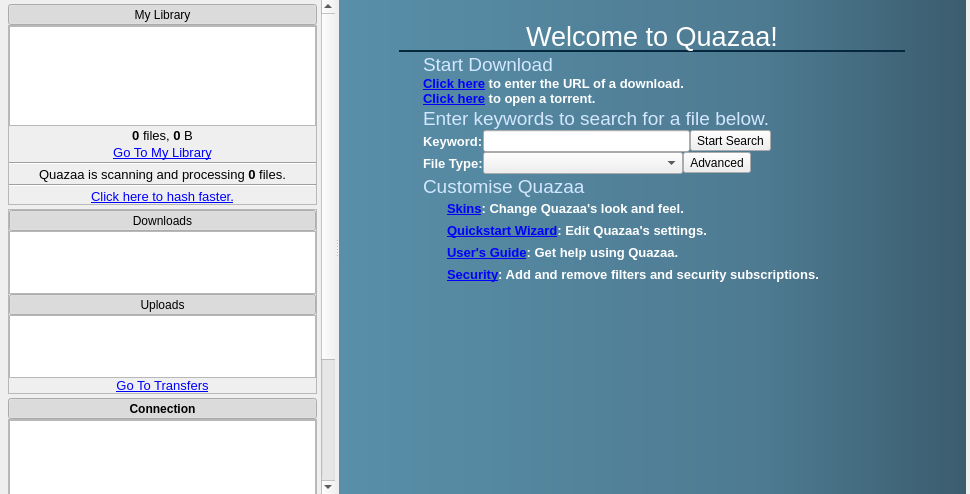
This is Quazaa/UI/widgethome.ui in c3c/quazaa as Qt 5 draws it before an edit. The edited form follows.
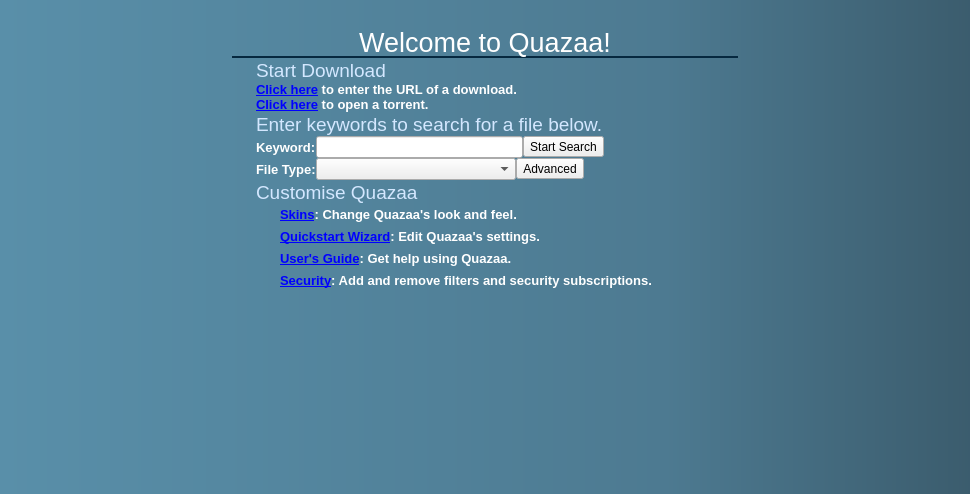
This is the edited form. Icons and pictures are not drawn.

Commit message: Changed settings to properly save chat splitters and channel order in tree. Removed unnecessary elements from home tab.

What changed in the file:
```diff
--- a/Quazaa/UI/widgethome.ui
+++ b/Quazaa/UI/widgethome.ui
@@ -24,592 +24,11 @@
 	border-image: url(:/Resource/screen.png);
 }</string>
   </property>
-  <layout class="QVBoxLayout" name="verticalLayout_2">
-   <property name="spacing">
-    <number>0</number>
-   </property>
-   <property name="leftMargin">
-    <number>4</number>
-   </property>
-   <property name="topMargin">
-    <number>0</number>
-   </property>
-   <property name="rightMargin">
-    <number>4</number>
-   </property>
-   <property name="bottomMargin">
-    <number>0</number>
-   </property>
-   <item>
-    <widget class="QSplitter" name="splitterHome">
-     <property name="contextMenuPolicy">
-      <enum>Qt::CustomContextMenu</enum>
-     </property>
-     <property name="orientation">
-      <enum>Qt::Horizontal</enum>
-     </property>
-     <widget class="QFrame" name="frameHomeSidebar">
-      <property name="frameShape">
-       <enum>QFrame::NoFrame</enum>
-      </property>
-      <property name="frameShadow">
-       <enum>QFrame::Raised</enum>
-      </property>
       <layout class="QVBoxLayout" name="verticalLayout">
-       <property name="spacing">
-        <number>0</number>
-       </property>
        <property name="margin">
         <number>0</number>
        </property>
        <item>
-        <widget class="QScrollArea" name="scrollAreaHomeSidebar">
-         <property name="frameShape">
-          <enum>QFrame::NoFrame</enum>
-         </property>
-         <property name="widgetResizable">
-          <bool>true</bool>
-         </property>
-         <widget class="QFrame" name="frameHomeSidebarContents">
-          <property name="geometry">
-           <rect>
-            <x>0</x>
-            <y>0</y>
-            <width>315</width>
-            <height>697</height>
-           </rect>
-          </property>
-          <layout class="QGridLayout" name="gridLayoutScrollAreaHomeSidebar">
-           <property name="margin">
-            <number>4</number>
-           </property>
-           <property name="spacing">
-            <number>4</number>
-           </property>
-           <item row="3" column="0">
-            <widget class="QFrame" name="frameTransfersTask">
-             <property name="sizePolicy">
-              <sizepolicy hsizetype="Preferred" vsizetype="Preferred">
-               <horstretch>0</horstretch>
-               <verstretch>0</verstretch>
-              </sizepolicy>
-             </property>
-             <property name="maximumSize">
-              <size>
-               <width>16777215</width>
-               <height>185</height>
-              </size>
-             </property>
-             <property name="frameShape">
-              <enum>QFrame::StyledPanel</enum>
-             </property>
-             <property name="frameShadow">
-              <enum>QFrame::Sunken</enum>
-             </property>
-             <layout class="QGridLayout" name="gridLayout_81">
-              <property name="margin">
-               <number>0</number>
-              </property>
-              <property name="spacing">
-               <number>0</number>
-              </property>
-              <item row="6" column="0">
-               <widget class="QLabel" name="labelTransfersTaskLink">
-                <property name="text">
-                 <string>&lt;!DOCTYPE HTML PUBLIC &quot;-//W3C//DTD HTML 4.0//EN&quot; &quot;http://www.w3.org/TR/REC-html40/strict.dtd&quot;&gt;
-&lt;html&gt;&lt;head&gt;&lt;meta name=&quot;qrichtext&quot; content=&quot;1&quot; /&gt;&lt;style type=&quot;text/css&quot;&gt;
-p, li { white-space: pre-wrap; }
-&lt;/style&gt;&lt;/head&gt;&lt;body style=&quot; font-family:'Sans'; font-size:10pt; font-weight:400; font-style:normal;&quot;&gt;
-&lt;p align=&quot;center&quot; style=&quot; margin-top:0px; margin-bottom:0px; margin-left:0px; margin-right:0px; -qt-block-indent:0; text-indent:0px;&quot;&gt;&lt;a href=&quot;dummy&quot;&gt;&lt;span style=&quot; text-decoration: underline; color:#0000ff;&quot;&gt;Go To Transfers&lt;/span&gt;&lt;/a&gt;&lt;/p&gt;&lt;/body&gt;&lt;/html&gt;</string>
-                </property>
-               </widget>
-              </item>
-              <item row="5" column="0">
-               <widget class="QListWidget" name="listWidgetTransfersTaskUploadsTool">
-                <property name="sizePolicy">
-                 <sizepolicy hsizetype="Preferred" vsizetype="Preferred">
-                  <horstretch>0</horstretch>
-                  <verstretch>0</verstretch>
-                 </sizepolicy>
-                </property>
-                <property name="maximumSize">
-                 <size>
-                  <width>16777215</width>
-                  <height>16777215</height>
-                 </size>
-                </property>
-               </widget>
-              </item>
-              <item row="1" column="0">
-               <widget class="QToolButton" name="toolButtonHomeTransfersTaskDownloadsHeader">
-                <property name="sizePolicy">
-                 <sizepolicy hsizetype="Expanding" vsizetype="Fixed">
-                  <horstretch>0</horstretch>
-                  <verstretch>0</verstretch>
-                 </sizepolicy>
-                </property>
-                <property name="text">
-                 <string>Downloads</string>
-                </property>
-                <property name="icon">
-                 <iconset resource="../Resource.qrc">
-                  <normaloff>:/Resource/Generic/Download.png</normaloff>:/Resource/Generic/Download.png</iconset>
-                </property>
-                <property name="iconSize">
-                 <size>
-                  <width>20</width>
-                  <height>20</height>
-                 </size>
-                </property>
-                <property name="checkable">
-                 <bool>true</bool>
-                </property>
-                <property name="checked">
-                 <bool>true</bool>
-                </property>
-                <property name="toolButtonStyle">
-                 <enum>Qt::ToolButtonTextBesideIcon</enum>
-                </property>
-               </widget>
-              </item>
-              <item row="4" column="0">
-               <widget class="QToolButton" name="toolButtonHomeTransfersTaskUploadsHeader">
-                <property name="sizePolicy">
-                 <sizepolicy hsizetype="Expanding" vsizetype="Fixed">
-                  <horstretch>0</horstretch>
-                  <verstretch>0</verstretch>
-                 </sizepolicy>
-                </property>
-                <property name="text">
-                 <string>Uploads</string>
-                </property>
-                <property name="icon">
-                 <iconset resource="../Resource.qrc">
-                  <normaloff>:/Resource/Generic/Upload.png</normaloff>:/Resource/Generic/Upload.png</iconset>
-                </property>
-                <property name="iconSize">
-                 <size>
-                  <width>20</width>
-                  <height>20</height>
-                 </size>
-                </property>
-                <property name="checkable">
-                 <bool>true</bool>
-                </property>
-                <property name="checked">
-                 <bool>true</bool>
-                </property>
-                <property name="toolButtonStyle">
-                 <enum>Qt::ToolButtonTextBesideIcon</enum>
-                </property>
-               </widget>
-              </item>
-              <item row="2" column="0">
-               <widget class="QListWidget" name="listWidgetTransfersTaskDownloadsTool">
-                <property name="sizePolicy">
-                 <sizepolicy hsizetype="Preferred" vsizetype="Preferred">
-                  <horstretch>0</horstretch>
-                  <verstretch>0</verstretch>
-                 </sizepolicy>
-                </property>
-                <property name="maximumSize">
-                 <size>
-                  <width>16777215</width>
-                  <height>16777215</height>
-                 </size>
-                </property>
-               </widget>
-              </item>
-             </layout>
-            </widget>
-           </item>
-           <item row="8" column="0">
-            <spacer name="verticalSpacer">
-             <property name="orientation">
-              <enum>Qt::Vertical</enum>
-             </property>
-             <property name="sizeHint" stdset="0">
-              <size>
-               <width>20</width>
-               <height>0</height>
-              </size>
-             </property>
-            </spacer>
-           </item>
-           <item row="6" column="0">
-            <layout class="QGridLayout" name="gridLayoutTorrentsTask">
-             <property name="spacing">
-              <number>0</number>
-             </property>
-             <item row="0" column="0">
-              <widget class="QToolButton" name="toolButtonHomeTorrentsTaskHeader">
-               <property name="sizePolicy">
-                <sizepolicy hsizetype="Expanding" vsizetype="Fixed">
-                 <horstretch>0</horstretch>
-                 <verstretch>0</verstretch>
-                </sizepolicy>
-               </property>
-               <property name="font">
-                <font>
-                 <weight>75</weight>
-                 <bold>true</bold>
-                </font>
-               </property>
-               <property name="text">
-                <string>Torrents</string>
-               </property>
-               <property name="icon">
-                <iconset resource="../Resource.qrc">
-                 <normaloff>:/Resource/Networks/BitTorrent.png</normaloff>:/Resource/Networks/BitTorrent.png</iconset>
-               </property>
-               <property name="iconSize">
-                <size>
-                 <width>20</width>
-                 <height>20</height>
-                </size>
-               </property>
-               <property name="checkable">
-                <bool>true</bool>
-               </property>
-               <property name="checked">
-                <bool>true</bool>
-               </property>
-               <property name="toolButtonStyle">
-                <enum>Qt::ToolButtonTextBesideIcon</enum>
-               </property>
-              </widget>
-             </item>
-             <item row="1" column="0">
-              <widget class="QFrame" name="frameTorrentsTask">
-               <property name="sizePolicy">
-                <sizepolicy hsizetype="Preferred" vsizetype="Preferred">
-                 <horstretch>0</horstretch>
-                 <verstretch>0</verstretch>
-                </sizepolicy>
-               </property>
-               <property name="maximumSize">
-                <size>
-                 <width>16777215</width>
-                 <height>99</height>
-                </size>
-               </property>
-               <property name="frameShape">
-                <enum>QFrame::StyledPanel</enum>
-               </property>
-               <property name="frameShadow">
-                <enum>QFrame::Sunken</enum>
-               </property>
-               <layout class="QGridLayout" name="gridLayout_82">
-                <property name="horizontalSpacing">
-                 <number>0</number>
-                </property>
-                <property name="verticalSpacing">
-                 <number>2</number>
-                </property>
-                <property name="margin">
-                 <number>0</number>
-                </property>
-                <item row="1" column="0">
-                 <widget class="QListWidget" name="listWidgetTorrentsTask">
-                  <property name="sizePolicy">
-                   <sizepolicy hsizetype="Preferred" vsizetype="Preferred">
-                    <horstretch>0</horstretch>
-                    <verstretch>0</verstretch>
-                   </sizepolicy>
-                  </property>
-                  <property name="maximumSize">
-                   <size>
-                    <width>16777215</width>
-                    <height>16777215</height>
-                   </size>
-                  </property>
-                 </widget>
-                </item>
-                <item row="2" column="0">
-                 <widget class="QLabel" name="labelTorrentsTaskSeedTorrentLink">
-                  <property name="text">
-                   <string>&lt;!DOCTYPE HTML PUBLIC &quot;-//W3C//DTD HTML 4.0//EN&quot; &quot;http://www.w3.org/TR/REC-html40/strict.dtd&quot;&gt;
-&lt;html&gt;&lt;head&gt;&lt;meta name=&quot;qrichtext&quot; content=&quot;1&quot; /&gt;&lt;style type=&quot;text/css&quot;&gt;
-p, li { white-space: pre-wrap; }
-&lt;/style&gt;&lt;/head&gt;&lt;body style=&quot; font-family:'MS Shell Dlg 2'; font-size:8.25pt; font-weight:400; font-style:normal;&quot;&gt;
-&lt;p align=&quot;center&quot; style=&quot; margin-top:0px; margin-bottom:0px; margin-left:0px; margin-right:0px; -qt-block-indent:0; text-indent:0px;&quot;&gt;&lt;a href=&quot;dummy&quot;&gt;&lt;span style=&quot; font-size:8pt; text-decoration: underline; color:#0000ff;&quot;&gt;Seed a torrent.&lt;/span&gt;&lt;/a&gt;&lt;/p&gt;&lt;/body&gt;&lt;/html&gt;</string>
-                  </property>
-                 </widget>
-                </item>
-               </layout>
-              </widget>
-             </item>
-            </layout>
-           </item>
-           <item row="4" column="0">
-            <layout class="QGridLayout" name="gridLayoutConnectionTask">
-             <property name="spacing">
-              <number>0</number>
-             </property>
-             <item row="0" column="0">
-              <widget class="QToolButton" name="toolButtonHomeConnectionTaskHeader">
-               <property name="sizePolicy">
-                <sizepolicy hsizetype="Expanding" vsizetype="Fixed">
-                 <horstretch>0</horstretch>
-                 <verstretch>0</verstretch>
-                </sizepolicy>
-               </property>
-               <property name="font">
-                <font>
-                 <weight>75</weight>
-                 <bold>true</bold>
-                </font>
-               </property>
-               <property name="text">
-                <string>Connection</string>
-               </property>
-               <property name="icon">
-                <iconset resource="../Resource.qrc">
-                 <normaloff>:/Resource/Network/Connect.png</normaloff>:/Resource/Network/Connect.png</iconset>
-               </property>
-               <property name="iconSize">
-                <size>
-                 <width>20</width>
-                 <height>20</height>
-                </size>
-               </property>
-               <property name="checkable">
-                <bool>true</bool>
-               </property>
-               <property name="checked">
-                <bool>true</bool>
-               </property>
-               <property name="toolButtonStyle">
-                <enum>Qt::ToolButtonTextBesideIcon</enum>
-               </property>
-              </widget>
-             </item>
-             <item row="1" column="0">
-              <widget class="QFrame" name="frameConnectionTask">
-               <property name="sizePolicy">
-                <sizepolicy hsizetype="Preferred" vsizetype="Preferred">
-                 <horstretch>0</horstretch>
-                 <verstretch>0</verstretch>
-                </sizepolicy>
-               </property>
-               <property name="maximumSize">
-                <size>
-                 <width>16777215</width>
-                 <height>119</height>
-                </size>
-               </property>
-               <property name="frameShape">
-                <enum>QFrame::StyledPanel</enum>
-               </property>
-               <property name="frameShadow">
-                <enum>QFrame::Sunken</enum>
-               </property>
-               <layout class="QGridLayout" name="gridLayout_83">
-                <property name="horizontalSpacing">
-                 <number>0</number>
-                </property>
-                <property name="verticalSpacing">
-                 <number>2</number>
-                </property>
-                <property name="margin">
-                 <number>0</number>
-                </property>
-                <item row="2" column="0">
-                 <widget class="QListWidget" name="listWidgetConnectionTask">
-                  <property name="sizePolicy">
-                   <sizepolicy hsizetype="Preferred" vsizetype="Preferred">
-                    <horstretch>0</horstretch>
-                    <verstretch>0</verstretch>
-                   </sizepolicy>
-                  </property>
-                  <property name="maximumSize">
-                   <size>
-                    <width>16777215</width>
-                    <height>16777215</height>
-                   </size>
-                  </property>
-                 </widget>
-                </item>
-                <item row="3" column="0">
-                 <widget class="QLabel" name="labelConnectionTaskTime">
-                  <property name="text">
-                   <string>&lt;!DOCTYPE HTML PUBLIC &quot;-//W3C//DTD HTML 4.0//EN&quot; &quot;http://www.w3.org/TR/REC-html40/strict.dtd&quot;&gt;
-&lt;html&gt;&lt;head&gt;&lt;meta name=&quot;qrichtext&quot; content=&quot;1&quot; /&gt;&lt;style type=&quot;text/css&quot;&gt;
-p, li { white-space: pre-wrap; }
-&lt;/style&gt;&lt;/head&gt;&lt;body style=&quot; font-family:'Sans'; font-size:10pt; font-weight:400; font-style:normal;&quot;&gt;
-&lt;p align=&quot;center&quot; style=&quot; margin-top:0px; margin-bottom:0px; margin-left:0px; margin-right:0px; -qt-block-indent:0; text-indent:0px;&quot;&gt;You have been connected for &lt;span style=&quot; font-weight:600;&quot;&gt;0&lt;/span&gt; hours and &lt;span style=&quot; font-weight:600;&quot;&gt;0&lt;/span&gt; minutes.&lt;/p&gt;&lt;/body&gt;&lt;/html&gt;</string>
-                  </property>
-                  <property name="wordWrap">
-                   <bool>true</bool>
-                  </property>
-                 </widget>
-                </item>
-               </layout>
-              </widget>
-             </item>
-            </layout>
-           </item>
-           <item row="0" column="0">
-            <layout class="QGridLayout" name="gridLayoutLibraryTask">
-             <property name="spacing">
-              <number>0</number>
-             </property>
-             <item row="0" column="0">
-              <widget class="QToolButton" name="toolButtonHomeLibraryTaskHeader">
-               <property name="sizePolicy">
-                <sizepolicy hsizetype="Expanding" vsizetype="Fixed">
-                 <horstretch>0</horstretch>
-                 <verstretch>0</verstretch>
-                </sizepolicy>
-               </property>
-               <property name="text">
-                <string>My Library</string>
-               </property>
-               <property name="icon">
-                <iconset resource="../Resource.qrc">
-                 <normaloff>:/Resource/Library/Library.png</normaloff>:/Resource/Library/Library.png</iconset>
-               </property>
-               <property name="iconSize">
-                <size>
-                 <width>20</width>
-                 <height>20</height>
-                </size>
-               </property>
-               <property name="checkable">
-                <bool>true</bool>
-               </property>
-               <property name="checked">
-                <bool>true</bool>
-               </property>
-               <property name="toolButtonStyle">
-                <enum>Qt::ToolButtonTextBesideIcon</enum>
-               </property>
-              </widget>
-             </item>
-             <item row="1" column="0">
-              <widget class="QFrame" name="frameLibraryTask">
-               <property name="sizePolicy">
-                <sizepolicy hsizetype="Preferred" vsizetype="Preferred">
-                 <horstretch>0</horstretch>
-                 <verstretch>0</verstretch>
-                </sizepolicy>
-               </property>
-               <property name="minimumSize">
-                <size>
-                 <width>0</width>
-                 <height>0</height>
-                </size>
-               </property>
-               <property name="maximumSize">
-                <size>
-                 <width>16777215</width>
-                 <height>180</height>
-                </size>
-               </property>
-               <property name="frameShape">
-                <enum>QFrame::StyledPanel</enum>
-               </property>
-               <property name="frameShadow">
-                <enum>QFrame::Sunken</enum>
-               </property>
-               <layout class="QGridLayout" name="gridLayout_78">
-                <property name="horizontalSpacing">
-                 <number>0</number>
-                </property>
-                <property name="verticalSpacing">
-                 <number>2</number>
-                </property>
-                <property name="margin">
-                 <number>0</number>
-                </property>
-                <item row="6" column="0">
-                 <widget class="Line" name="lineLibraryTaskSplit1">
-                  <property name="orientation">
-                   <enum>Qt::Horizontal</enum>
-                  </property>
-                 </widget>
-                </item>
-                <item row="8" column="0">
-                 <widget class="Line" name="lineLibraryTaskSplit2">
-                  <property name="orientation">
-                   <enum>Qt::Horizontal</enum>
-                  </property>
-                 </widget>
-                </item>
-                <item row="4" column="0">
-                 <widget class="QLabel" name="labelLibraryTaskSharedFiles">
-                  <property name="text">
-                   <string>&lt;!DOCTYPE HTML PUBLIC &quot;-//W3C//DTD HTML 4.0//EN&quot; &quot;http://www.w3.org/TR/REC-html40/strict.dtd&quot;&gt;
-&lt;html&gt;&lt;head&gt;&lt;meta name=&quot;qrichtext&quot; content=&quot;1&quot; /&gt;&lt;style type=&quot;text/css&quot;&gt;
-p, li { white-space: pre-wrap; }
-&lt;/style&gt;&lt;/head&gt;&lt;body style=&quot; font-family:'Sans'; font-size:10pt; font-weight:400; font-style:normal;&quot;&gt;
-&lt;p align=&quot;center&quot; style=&quot; margin-top:0px; margin-bottom:0px; margin-left:0px; margin-right:0px; -qt-block-indent:0; text-indent:0px;&quot;&gt;&lt;span style=&quot; font-weight:600;&quot;&gt;0&lt;/span&gt; files, &lt;span style=&quot; font-weight:600;&quot;&gt;0&lt;/span&gt; B&lt;/p&gt;&lt;/body&gt;&lt;/html&gt;</string>
-                  </property>
-                 </widget>
-                </item>
-                <item row="5" column="0">
-                 <widget class="QLabel" name="labelLibraryTaskLink">
-                  <property name="text">
-                   <string>&lt;!DOCTYPE HTML PUBLIC &quot;-//W3C//DTD HTML 4.0//EN&quot; &quot;http://www.w3.org/TR/REC-html40/strict.dtd&quot;&gt;
-&lt;html&gt;&lt;head&gt;&lt;meta name=&quot;qrichtext&quot; content=&quot;1&quot; /&gt;&lt;style type=&quot;text/css&quot;&gt;
-p, li { white-space: pre-wrap; }
-&lt;/style&gt;&lt;/head&gt;&lt;body style=&quot; font-family:'Sans'; font-size:10pt; font-weight:400; font-style:normal;&quot;&gt;
-&lt;p align=&quot;center&quot; style=&quot; margin-top:0px; margin-bottom:0px; margin-left:0px; margin-right:0px; -qt-block-indent:0; text-indent:0px;&quot;&gt;&lt;a href=&quot;dummy&quot;&gt;&lt;span style=&quot; text-decoration: underline; color:#0000ff;&quot;&gt;Go To My Library&lt;/span&gt;&lt;/a&gt;&lt;/p&gt;&lt;/body&gt;&lt;/html&gt;</string>
-                  </property>
-                 </widget>
-                </item>
-                <item row="7" column="0">
-                 <widget class="QLabel" name="labelHashingProgress">
-                  <property name="text">
-                   <string>&lt;!DOCTYPE HTML PUBLIC &quot;-//W3C//DTD HTML 4.0//EN&quot; &quot;http://www.w3.org/TR/REC-html40/strict.dtd&quot;&gt;
-&lt;html&gt;&lt;head&gt;&lt;meta name=&quot;qrichtext&quot; content=&quot;1&quot; /&gt;&lt;style type=&quot;text/css&quot;&gt;
-p, li { white-space: pre-wrap; }
-&lt;/style&gt;&lt;/head&gt;&lt;body style=&quot; font-family:'MS Shell Dlg 2'; font-size:8.25pt; font-weight:400; font-style:normal;&quot;&gt;
-&lt;p align=&quot;center&quot; style=&quot; margin-top:0px; margin-bottom:0px; margin-left:0px; margin-right:0px; -qt-block-indent:0; text-indent:0px;&quot;&gt;&lt;span style=&quot; font-family:'Sans'; font-size:10pt;&quot;&gt;Quazaa is scanning and processing &lt;/span&gt;&lt;span style=&quot; font-family:'Sans'; font-size:10pt; font-weight:600;&quot;&gt;0&lt;/span&gt;&lt;span style=&quot; font-family:'Sans'; font-size:10pt;&quot;&gt; files.&lt;/span&gt;&lt;/p&gt;&lt;/body&gt;&lt;/html&gt;</string>
-                  </property>
-                  <property name="wordWrap">
-                   <bool>true</bool>
-                  </property>
-                 </widget>
-                </item>
-                <item row="9" column="0">
-                 <widget class="QLabel" name="labelLibraryTaskHashFaster">
-                  <property name="text">
-                   <string>&lt;!DOCTYPE HTML PUBLIC &quot;-//W3C//DTD HTML 4.0//EN&quot; &quot;http://www.w3.org/TR/REC-html40/strict.dtd&quot;&gt;
-&lt;html&gt;&lt;head&gt;&lt;meta name=&quot;qrichtext&quot; content=&quot;1&quot; /&gt;&lt;style type=&quot;text/css&quot;&gt;
-p, li { white-space: pre-wrap; }
-&lt;/style&gt;&lt;/head&gt;&lt;body style=&quot; font-family:'Sans'; font-size:10pt; font-weight:400; font-style:normal;&quot;&gt;
-&lt;p align=&quot;center&quot; style=&quot; margin-top:0px; margin-bottom:0px; margin-left:0px; margin-right:0px; -qt-block-indent:0; text-indent:0px;&quot;&gt;&lt;a href=&quot;dummy&quot;&gt;&lt;span style=&quot; text-decoration: underline; color:#0000ff;&quot;&gt;Click here to hash faster.&lt;/span&gt;&lt;/a&gt;&lt;/p&gt;&lt;/body&gt;&lt;/html&gt;</string>
-                  </property>
-                 </widget>
-                </item>
-                <item row="3" column="0">
-                 <widget class="QListWidget" name="listWidgetLibraryTask">
-                  <property name="sizePolicy">
-                   <sizepolicy hsizetype="Preferred" vsizetype="Preferred">
-                    <horstretch>0</horstretch>
-                    <verstretch>0</verstretch>
-                   </sizepolicy>
-                  </property>
-                  <property name="maximumSize">
-                   <size>
-                    <width>16777215</width>
-                    <height>16777215</height>
-                   </size>
-                  </property>
-                 </widget>
-                </item>
-               </layout>
-              </widget>
-             </item>
-            </layout>
-           </item>
-          </layout>
-         </widget>
-        </widget>
-       </item>
-      </layout>
-     </widget>
      <widget class="QFrame" name="frameHome">
       <property name="frameShape">
        <enum>QFrame::NoFrame</enum>
@@ -648,8 +67,8 @@
            <rect>
             <x>0</x>
             <y>0</y>
-            <width>652</width>
-            <height>476</height>
+           <width>970</width>
+           <height>494</height>
            </rect>
           </property>
           <property name="styleSheet">
@@ -658,10 +77,7 @@
 	background-color: qlineargradient(spread:pad, x1:0, y1:0, x2:1, y2:0, stop:0 rgba(89, 143, 169, 255), stop:0.681818 rgba(77, 122, 145, 255), stop:1 rgba(59, 92, 109, 255));
 }</string>
           </property>
-          <layout class="QVBoxLayout" name="verticalLayout_3">
-           <property name="spacing">
-            <number>0</number>
-           </property>
+         <layout class="QVBoxLayout" name="verticalLayout_2">
            <property name="margin">
             <number>0</number>
            </property>
@@ -1238,7 +654,6 @@
        </item>
       </layout>
      </widget>
-    </widget>
    </item>
   </layout>
  </widget>
```
Left out of the diff: 83 changed lines with no effect on the pictures. Lines whose indentation alone changed are shown as unchanged. The commit also changes 6 other files.
